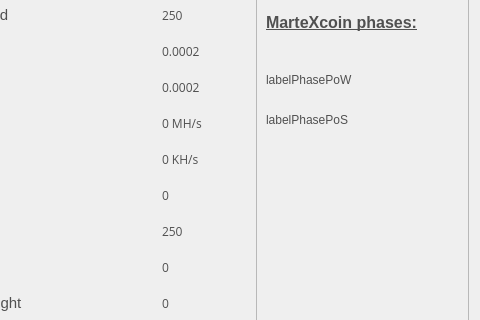
First picture: the form in src/qt/forms/statisticspage.ui, repository martexcoin/martexcoin_4x, before the edit; both pictures show x 143 to 623 and y 99 to 419 of the 623 by 505 pixel window.
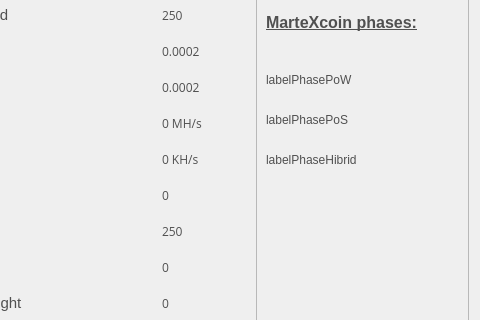
Second picture: the form after the edit.

```diff
--- a/src/qt/forms/statisticspage.ui
+++ b/src/qt/forms/statisticspage.ui
@@ -90,6 +90,19 @@
        <string>labelPhasePoS</string>
       </property>
      </widget>
+     <widget class="QLabel" name="labelPhaseHibrid">
+      <property name="geometry">
+       <rect>
+        <x>10</x>
+        <y>240</y>
+        <width>191</width>
+        <height>16</height>
+       </rect>
+      </property>
+      <property name="text">
+       <string>labelPhaseHibrid</string>
+      </property>
+     </widget>
     </widget>
    </item>
    <item row="0" column="0">
```
